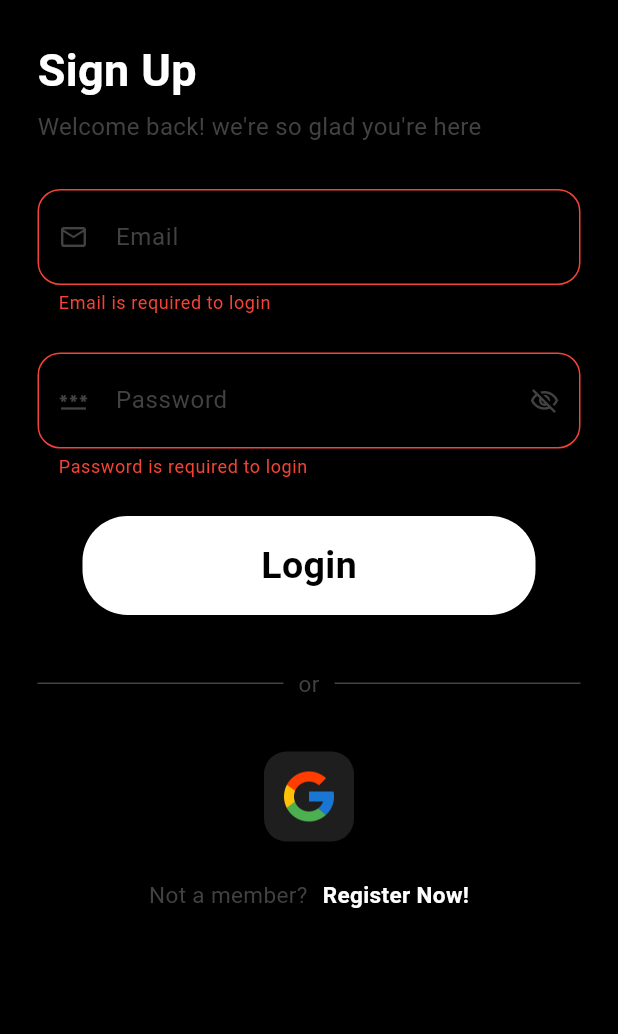
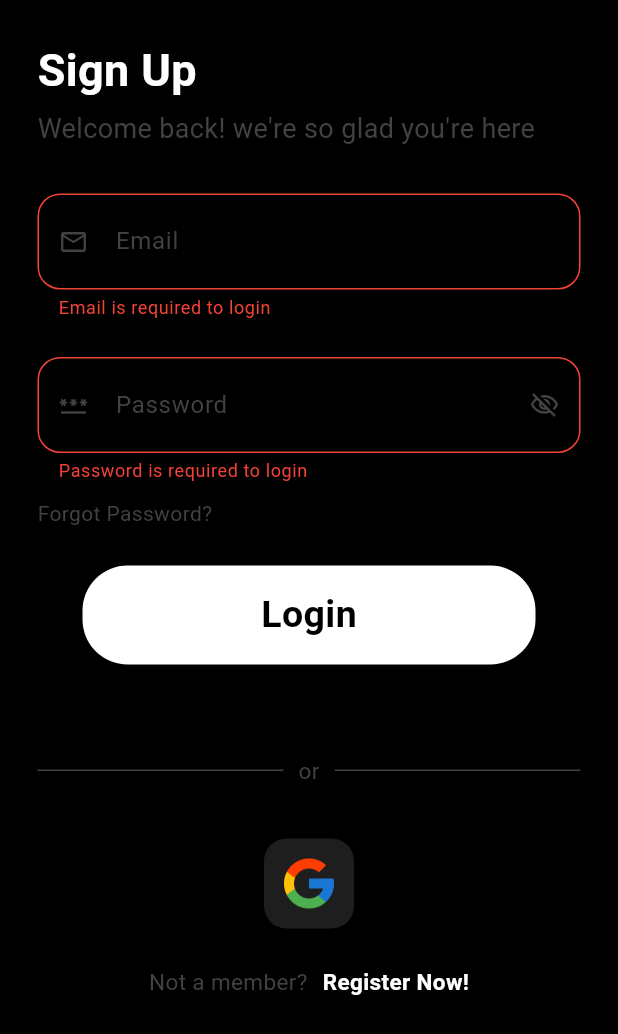
Before and after one commit to Jaskeeee/productivity-app, a Flutter app: the screen it shows after launch, after a tap on "Login", on a phone screen of 412 x 824 dp. Shown: the top 1034 px of the screen. Run offline on Flutter 3.47's test engine with Material 3 defaults, Android fonts, the phone set to English and light mode, and no system bars; our stand-ins replace cloud_firestore, firebase_auth, firebase_core, flutter_bloc, flutter_dotenv, google_sign_in and 1 more; accounts and stored records are empty; generated files the repository leaves out were written again.

```diff
--- a/lib/features/auth/data/firebase_user_repo.dart
+++ b/lib/features/auth/data/firebase_user_repo.dart
@@ -1,8 +1,7 @@
-
 import 'package:cloud_firestore/cloud_firestore.dart';
 import 'package:firebase_auth/firebase_auth.dart';
+import 'package:flutter_dotenv/flutter_dotenv.dart';
 import 'package:google_sign_in/google_sign_in.dart';
-import 'package:productivity_app/core/utils.dart';
 import 'package:productivity_app/features/auth/domain/app_user.dart';
 import 'package:productivity_app/features/auth/domain/repo/app_user_repo.dart';
 
@@ -10,11 +9,14 @@ class FirebaseUserRepo implements AppUserRepo{
   final _firebaseauth = FirebaseAuth.instance;
   final _firestore = FirebaseFirestore.instance;
   final _googleSignin = GoogleSignIn.instance;
+  final String? googleServerClientId = dotenv.get("SERVER_CLIENT_ID");
   bool isInit = false;
 
   Future<void> _ensureGoogleInit()async{
     try{
-      await _googleSignin.initialize();
+      await _googleSignin.initialize(
+        serverClientId: googleServerClientId
+      );
       isInit = true;
     }
     catch(e){
@@ -33,7 +35,7 @@ class FirebaseUserRepo implements AppUserRepo{
       if(currUser!=null){
         return AppUser(
           uid: currUser.uid,
-          name: currUser.displayName!,
+          name: currUser.displayName ?? "User",
           email: currUser.email!,
         );
       }else{
@@ -53,7 +55,7 @@ class FirebaseUserRepo implements AppUserRepo{
       );
       final AppUser appUser = AppUser(
         uid: userCreds.user!.uid,
-        name: userCreds.user!.displayName!,
+        name: userCreds.user!.displayName ?? "User",
         email: userCreds.user!.email!
       );
       return appUser;
@@ -94,9 +96,10 @@ class FirebaseUserRepo implements AppUserRepo{
         await _ensureGoogleInit();
       }
       final GoogleSignInAccount appUser = await _googleSignin.authenticate(
-        scopeHint: ['email']
+        scopeHint: ['email'],
       );
       final authClient = _googleSignin.authorizationClient;
+
       final authorization = await authClient.authorizationForScopes(['emails']);
       final GoogleSignInAuthentication googleSignInAuthentication = appUser.authentication;
       final CollectionReference userCollection = _firestore.collection("users");
--- /dev/null
+++ b/lib/features/auth/presentation/components/attribute_text.dart
@@ -0,0 +1,26 @@
+import 'package:flutter/material.dart';
+
+class AttributeText extends StatelessWidget {
+  final String text;
+  final void Function() onPress;
+  const AttributeText({
+    super.key,
+    required this.text,
+    required this.onPress
+  });
+
+  @override
+  Widget build(BuildContext context) {
+    return GestureDetector(
+      onTap: onPress,
+      child: Text(
+        text,
+        style: TextStyle(
+          color: Theme.of(context).colorScheme.primary,
+          fontSize: 14,
+        fontWeight: FontWeight.w400
+        ),
+      ),
+    );
+  }
+}
--- a/lib/features/auth/presentation/pages/login_page.dart
+++ b/lib/features/auth/presentation/pages/login_page.dart
@@ -2,6 +2,7 @@ import 'package:flutter/material.dart';
 import 'package:flutter_bloc/flutter_bloc.dart';
 import 'package:productivity_app/core/components/google_sign_in_button.dart';
 import 'package:productivity_app/core/components/section_divider.dart';
+import 'package:productivity_app/features/auth/presentation/components/attribute_text.dart';
 import 'package:productivity_app/features/auth/presentation/components/auth_buttons.dart';
 import 'package:productivity_app/features/auth/presentation/components/input_text_field.dart';
 import 'package:productivity_app/features/auth/presentation/cubit/auth_cubit.dart';
@@ -34,14 +35,15 @@ class _LoginPageState extends State<LoginPage> {
   @override
   Widget build(BuildContext context) {
     return Scaffold(
-      body: SafeArea(
+      body: SingleChildScrollView(
+        child: SafeArea(
           child: Form(
             key: _formKey,
             autovalidateMode: AutovalidateMode.onUserInteraction,
             child: Padding(
               padding:EdgeInsetsGeometry.symmetric(horizontal: 25),
               child: Column(
-              mainAxisAlignment: MainAxisAlignment.start,
+                mainAxisAlignment: MainAxisAlignment.center,
                 crossAxisAlignment: CrossAxisAlignment.start,
                 children: [
                   SizedBox(height: 25),
@@ -58,7 +60,7 @@ class _LoginPageState extends State<LoginPage> {
                     "Welcome back! we're so glad you're here",
                     style: TextStyle(
                       color: Theme.of(context).colorScheme.primary,
-                    fontSize: 16
+                      fontSize: 18
                     ),
                   ),
                   SizedBox(height: 30),
@@ -105,6 +107,8 @@ class _LoginPageState extends State<LoginPage> {
                       return null;
                     },
                   ),
+                  SizedBox(height: 10),
+                  AttributeText(text: "Forgot Password?", onPress:()=>print("pressed")),
                   SizedBox(height:25,),
                   AuthButtons(
                     onPressed:(){
@@ -117,7 +121,7 @@ class _LoginPageState extends State<LoginPage> {
                     },
                     text: "Login",
                   ),
-                SizedBox(height:25),
+                  SizedBox(height:50),
                   SectionDivider(),
                   SizedBox(height: 25),
                   GoogleSignInButton(
@@ -153,6 +157,7 @@ class _LoginPageState extends State<LoginPage> {
             ),
           ),
         ),
+      ),
     );
   }
 }
--- a/lib/features/auth/presentation/pages/register_page.dart
+++ b/lib/features/auth/presentation/pages/register_page.dart
@@ -31,7 +31,8 @@ class _RegisterPageState extends State<RegisterPage> {
   @override
   Widget build(BuildContext context) {
     return Scaffold(
-      body: SafeArea(
+      body: SingleChildScrollView(
+        child: SafeArea(
           child: Form(
             key: _formKey,
             autovalidateMode: AutovalidateMode.onUnfocus,
@@ -188,6 +189,7 @@ class _RegisterPageState extends State<RegisterPage> {
             ),
           )
         ),
+      ),
     );
   }
 }
--- a/lib/main.dart
+++ b/lib/main.dart
@@ -1,10 +1,12 @@
 import 'package:firebase_core/firebase_core.dart';
 import 'package:flutter/material.dart';
+import 'package:flutter_dotenv/flutter_dotenv.dart';
 import 'package:productivity_app/core/app.dart';
 import 'package:productivity_app/core/firebase/firebase_options.dart';
 
 void main() async {
   WidgetsFlutterBinding.ensureInitialized();
   await Firebase.initializeApp(options:DefaultFirebaseOptions.currentPlatform);
+  await dotenv.load(fileName:".env");
   runApp(App());
 }
--- a/pubspec.yaml
+++ b/pubspec.yaml
@@ -42,6 +42,7 @@ dependencies:
   cloud_firestore: ^6.1.0
   google_sign_in: ^7.2.0
   loading_animation_widget: ^1.3.0
+  flutter_dotenv: ^6.0.0
 
 dev_dependencies:
   flutter_test:
@@ -69,6 +70,7 @@ flutter:
   assets:
     - assets/logo/google_logo.svg
     - assets/logo/google_logo.png
+    - .env
   #   - images/a_dot_ham.jpeg
 
   # An image asset can refer to one or more resolution-specific "variants", see
```
Also changed, not shown: lib/features/home/presentation/pages/test.dart (added, +15 -0 lines), 2 other files. Lines whose indentation alone changed are shown as unchanged.
